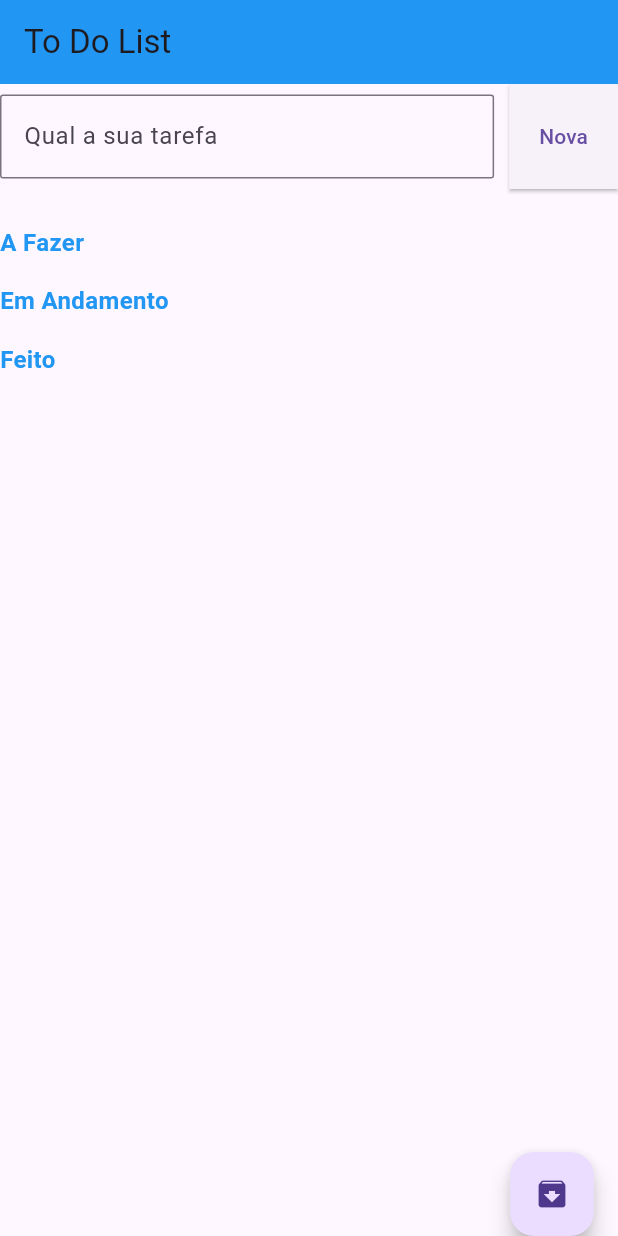
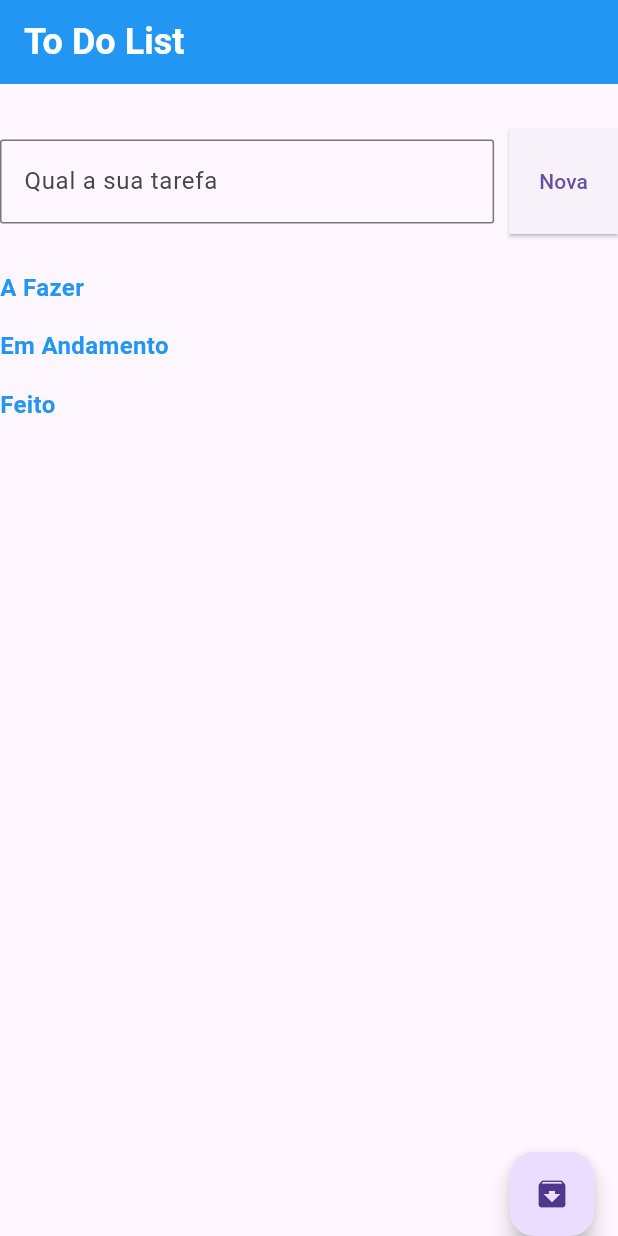
Before and after one commit to CalangoDeveloper/project_to_do_list, a Flutter app: the screen it shows after launch, on a phone screen of 412 x 824 dp. Run offline on Flutter 3.47's test engine with Material 3 defaults, Android fonts, the phone set to English and light mode, and no system bars.

Commit message:
Update main.dart

```diff
--- a/lib/main.dart
+++ b/lib/main.dart
@@ -1,10 +1,8 @@
 import 'package:flutter/material.dart';
-
 
 void main() {
   runApp(MyApp());
 }
-
 
 class MyApp extends StatelessWidget {
   @override
@@ -12,16 +10,15 @@ class MyApp extends StatelessWidget {
     return MaterialApp(
       title: 'To Do List',
       home: ChecklistScreen(),
+      debugShowCheckedModeBanner: false,
     );
   }
 }
-
 
 class ChecklistScreen extends StatefulWidget {
   @override
   _ChecklistScreenState createState() => _ChecklistScreenState();
 }
-
 
 class _ChecklistScreenState extends State<ChecklistScreen> {
   List<Activity> _toDoActivities = [];
@@ -29,7 +26,6 @@ class _ChecklistScreenState extends State<ChecklistScreen> {
   List<Activity> _doneActivities = [];
   String _newActivityTitle = '';
   ActivityStatus? _selectedStatus;
-
 
   void _showAddTaskDialog() {
     showDialog(
@@ -41,7 +37,6 @@ class _ChecklistScreenState extends State<ChecklistScreen> {
             mainAxisSize: MainAxisSize.min,
             children: [
               TextField(
-
                 onChanged: (text) {
                   setState(() {
                     _newActivityTitle = text;
@@ -113,7 +108,6 @@ class _ChecklistScreenState extends State<ChecklistScreen> {
     );
   }
 
-
   void _navigateToArchivedScreen() {
     Navigator.push(
       context,
@@ -123,18 +117,23 @@ class _ChecklistScreenState extends State<ChecklistScreen> {
     );
   }
 
-
   @override
   Widget build(BuildContext context) {
     return Scaffold(
       appBar: AppBar(
-        title: Text('To Do List'),
+        title: Text('To Do List',
+          style: TextStyle(
+            fontSize: 24, fontWeight: FontWeight.bold, color: Colors.white
+          ),
+        ),
         backgroundColor: Colors.blue,
       ),
       body: Column(
         children: <Widget>[
+          SizedBox(height: 30,),
           Row(
             children: [
+
               Expanded(
                 child: TextField(
                   decoration: InputDecoration(
@@ -182,7 +181,6 @@ class _ChecklistScreenState extends State<ChecklistScreen> {
     );
   }
 
-
   Widget _buildStatusSection(String title, List<Activity> activities) {
     return Column(
       crossAxisAlignment: CrossAxisAlignment.start,
@@ -213,13 +211,10 @@ class _ChecklistScreenState extends State<ChecklistScreen> {
   }
 }
 
-
 class ArchivedScreen extends StatelessWidget {
   final List<Activity> archivedActivities;
 
-
   ArchivedScreen(this.archivedActivities);
-
 
   @override
   Widget build(BuildContext context) {
@@ -244,9 +239,7 @@ class ArchivedScreen extends StatelessWidget {
   }
 }
 
-
 enum ActivityStatus { toDo, inProgress, done }
-
 
 class Activity {
   String title;
```
